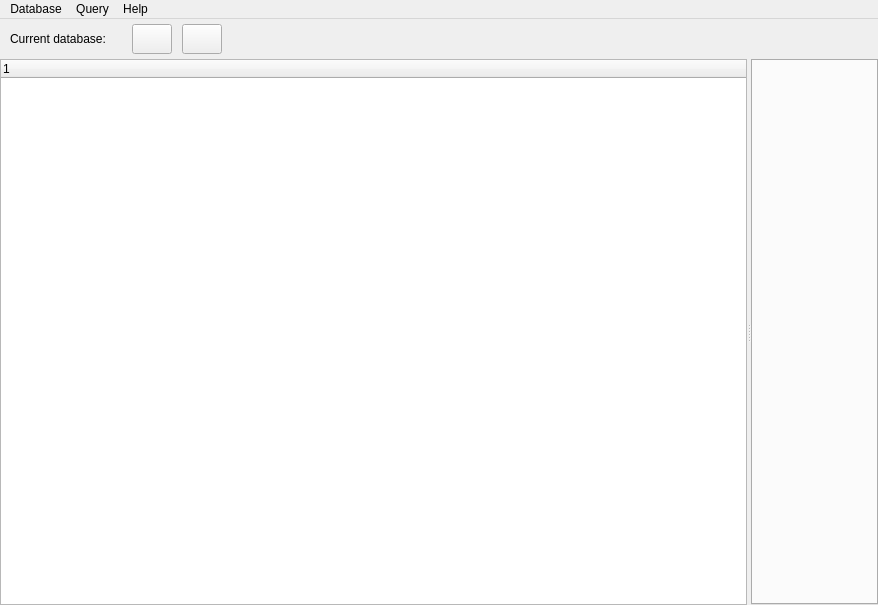
This is NBAdmin_cmake/mainwindow.ui in gitnitrosbase/QtAdmin as Qt 5 draws it before an edit. The edited form follows.
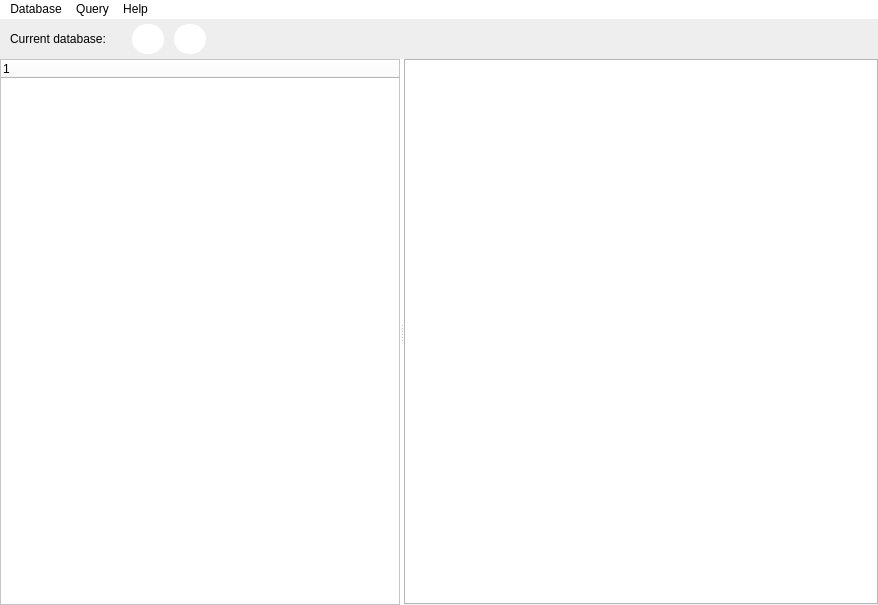
This is the edited form. Icons and pictures are not drawn.

Patch:
```diff
--- a/NBAdmin_cmake/mainwindow.ui
+++ b/NBAdmin_cmake/mainwindow.ui
@@ -20,7 +20,7 @@
    <string>MainWindow</string>
   </property>
   <property name="styleSheet">
-   <string notr="true">backgraund:rgb(255, 255, 255)</string>
+   <string notr="true">background-color:rgb(255, 255, 255)</string>
   </property>
   <widget class="QWidget" name="centralwidget">
    <layout class="QGridLayout" name="gridLayout">
@@ -59,6 +59,9 @@
         <height>40</height>
        </size>
       </property>
+      <property name="styleSheet">
+       <string notr="true">background-color: #eee;</string>
+      </property>
       <layout class="QVBoxLayout" name="verticalLayout_2">
        <property name="spacing">
         <number>0</number>
@@ -166,6 +169,19 @@
               <height>30</height>
              </size>
             </property>
+            <property name="styleSheet">
+             <string notr="true">QPushButton {
+border-radius: 15px;
+background-color: rgb(255, 255, 255);
+}
+QPushButton:hover {
+    border-radius: 15px;
+	border: 1px solid #fff;
+    outline: none;
+	background-color: #ececec;
+}
+</string>
+            </property>
             <property name="text">
              <string/>
             </property>
@@ -192,6 +208,18 @@
               <height>30</height>
              </size>
             </property>
+            <property name="styleSheet">
+             <string notr="true">QPushButton {
+border-radius: 15px;
+background-color: rgb(255, 255, 255);
+}
+QPushButton:hover {
+    border-radius: 15px;
+	border: 1px solid #fff;
+    outline: none;
+	background-color: #ececec;
+}</string>
+            </property>
             <property name="text">
              <string/>
             </property>
@@ -223,7 +251,7 @@
        </property>
        <property name="maximumSize">
         <size>
-         <width>16777215</width>
+         <width>400</width>
          <height>16777215</height>
         </size>
        </property>
@@ -275,6 +303,12 @@
      <height>20</height>
     </rect>
    </property>
+   <property name="styleSheet">
+    <string notr="true">QMenuBar:item:selected {
+background-color: rgba(127, 127, 127, 0.75); 
+color: rgb(255, 255, 255);
+}</string>
+   </property>
    <widget class="QMenu" name="menuDatabase">
     <property name="title">
      <string>Database</string>
```
Left out of the diff: 99 changed lines with no effect on the pictures.
